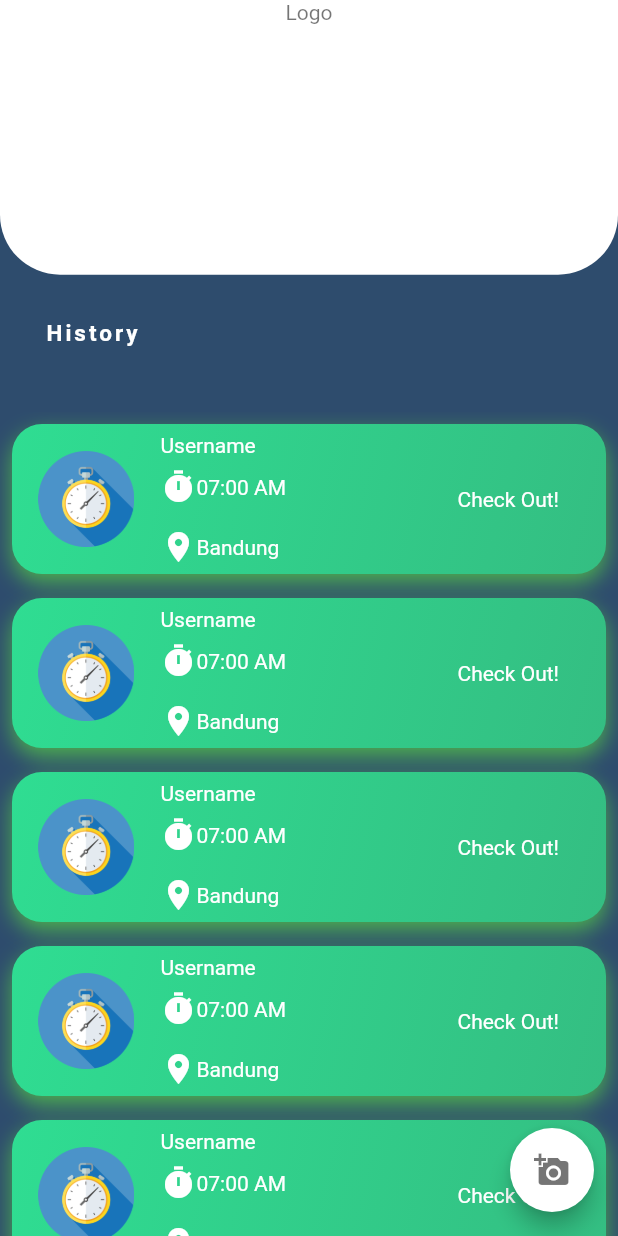
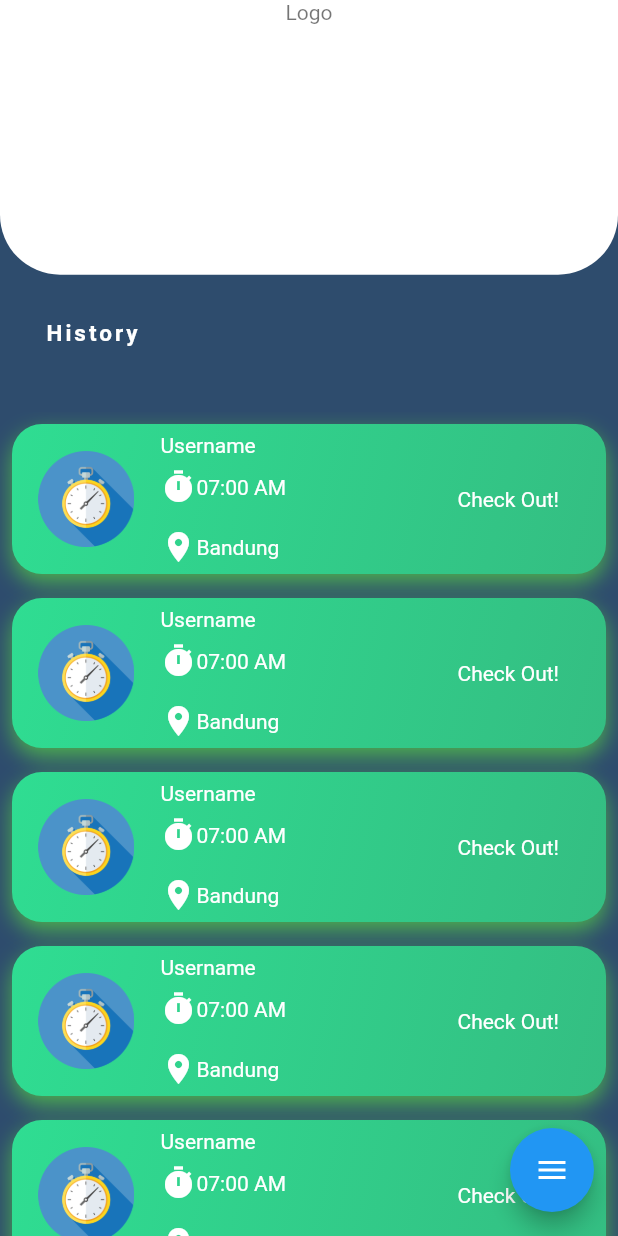
Before and after one commit to kurniawanharry/absensi, a Flutter app: the HomeScreen screen opened by its route, on a phone screen of 412 x 824 dp. Run offline on Flutter 3.47's test engine with Material 2 defaults, Android fonts, the phone set to English and light mode, and no system bars; drawn by our look-alikes of flutter_speed_dial; our stand-ins replace camera.

Commit message:
Third+1 commit

```diff
--- a/lib/screens/home_screen.dart
+++ b/lib/screens/home_screen.dart
@@ -1,8 +1,11 @@
 import 'package:absensi/components/round_button.dart';
 import 'package:absensi/components/round_textfield.dart';
 import 'package:absensi/constants.dart';
+import 'package:absensi/widgets/camera_page.dart';
 import 'package:absensi/widgets/list_view_user.dart';
+import 'package:camera/camera.dart';
 import 'package:flutter/material.dart';
+import 'package:flutter_speed_dial/flutter_speed_dial.dart';
 
 class HomeScreen extends StatefulWidget {
   static const String id = "/home_screen";
@@ -16,13 +19,29 @@ class _HomeScreenState extends State<HomeScreen> {
   Widget build(BuildContext context) {
     return Scaffold(
       backgroundColor: kColorMain,
-      floatingActionButton: FloatingActionButton(
-        backgroundColor: Colors.white,
-        child: Icon(
-          Icons.add_a_photo,
-          color: Colors.black54,
-        ),
-        onPressed: () {},
+      floatingActionButton: SpeedDial(
+        overlayOpacity: 0.2,
+        activeForegroundColor: Colors.black54,
+        animatedIcon: AnimatedIcons.menu_close,
+        spaceBetweenChildren: 10,
+        children: [
+          SpeedDialChild(
+              backgroundColor: Colors.green,
+              child: Icon(
+                Icons.check,
+                color: Colors.white,
+              ),
+              label: 'Check In!',
+              onTap: () {
+                Navigator.push(context,
+                    MaterialPageRoute(builder: (context) => CameraPage()));
+              }),
+          SpeedDialChild(
+            backgroundColor: Colors.red,
+            child: Icon(Icons.exit_to_app, color: Colors.white),
+            label: 'Check Out!',
+          ),
+        ],
       ),
       body: Column(
         crossAxisAlignment: CrossAxisAlignment.stretch,
--- a/pubspec.yaml
+++ b/pubspec.yaml
@@ -33,6 +33,9 @@ dependencies:
   # The following adds the Cupertino Icons font to your application.
   # Use with the CupertinoIcons class for iOS style icons.
   cupertino_icons: ^1.0.2
+  flutter_speed_dial: ^4.3.0
+  camera: ^0.9.4+5
+  path_provider: ^2.0.8
 
 dev_dependencies:
   flutter_test:
```
Also changed, not shown: lib/widgets/camera_page.dart (added, +74 -0 lines), pubspec.lock, 1 other file.
